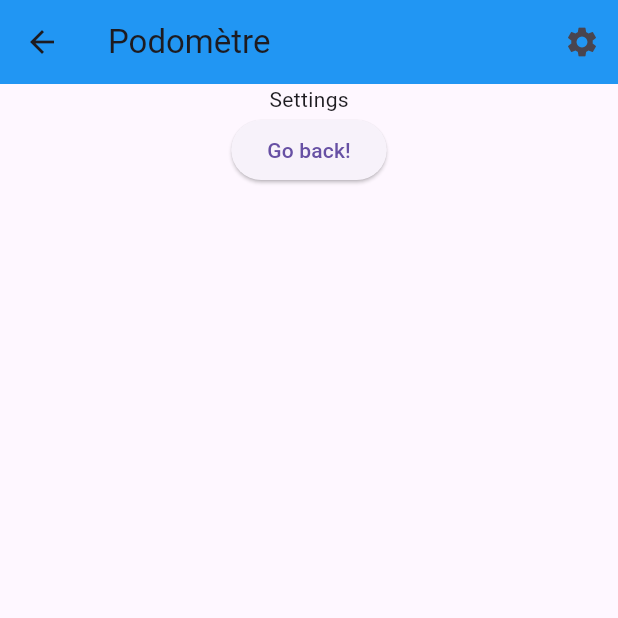
After one commit to Mathbech/Podometre, a Flutter app: the screen it shows after launch, after a tap on the "settings" icon, on a phone screen of 412 x 824 dp, the top half of it. The commit adds this screen. Run offline on Flutter 3.47's test engine with Material 3 defaults, Android fonts, the phone set to English and light mode, and no system bars; our stand-ins replace pedometer.

Commit message:
Création de routes + page de settings

```diff
--- a/lib/main.dart
+++ b/lib/main.dart
@@ -1,19 +1,25 @@
+import 'package:flutter/material.dart';
+
+import './screen/setting.dart';
 import './screen/homepage.dart';
-import 'package:flutter/material.dart';
 
 void main() {
   runApp(const MainApp());
 }
-
 
 class MainApp extends StatelessWidget {
   const MainApp({super.key});
 
   @override
   Widget build(BuildContext context) {
-    return const MaterialApp(
+
+    return MaterialApp(
       title: 'Hello World!',
-      home: HomePage(),
+      initialRoute: '/',
+      routes: {
+        '/': (context) => const HomePage(),
+        '/settings': (context) => const SettingsPage(),
+      },
     );
   }
 }
--- a/lib/screen/homepage.dart
+++ b/lib/screen/homepage.dart
@@ -84,6 +84,14 @@ class _HomePageState extends State<HomePage> {
       appBar: AppBar(
         backgroundColor: Colors.blue,
         title: const Text('Podomètre'),
+        actions: <Widget>[
+          IconButton(
+            icon: const Icon(Icons.settings),
+            onPressed: () {
+              Navigator.pushNamed(context, '/settings');
+            },
+          ),
+        ],
       ),
       body: Center(
         child: Column(
--- /dev/null
+++ b/lib/screen/setting.dart
@@ -0,0 +1,50 @@
+import 'package:flutter/material.dart';
+
+String formatDate(DateTime d) {
+  return d.toString().substring(0, 19);
+}
+
+class SettingsPage extends StatefulWidget {
+  const SettingsPage({Key? key}) : super(key: key);
+
+  static const String routeName = '/settings';
+
+
+  @override
+  State<StatefulWidget> createState() => _SettingsPageState();
+}
+
+class _SettingsPageState extends State<SettingsPage> {
+
+  @override
+  Widget build(BuildContext context) {
+    return Scaffold(
+      appBar: AppBar(
+        backgroundColor: Colors.blue,
+        title: const Text('Podomètre'),
+        actions: <Widget>[
+          IconButton(
+            icon: const Icon(Icons.settings),
+            onPressed: () {
+              Navigator.pushNamed(context, '/settings');
+            },
+          ),
+        ],
+      ),
+      body: Center(
+        child: Column(
+          children: <Widget>[
+            const Text('Settings'),
+            ElevatedButton(
+              onPressed: () {
+                Navigator.pushNamed(context, '/');
+              },
+              child: const Text('Go back!'),
+            ),
+          ],
+        ),
+      ),
+
+    );
+  }
+}
```
